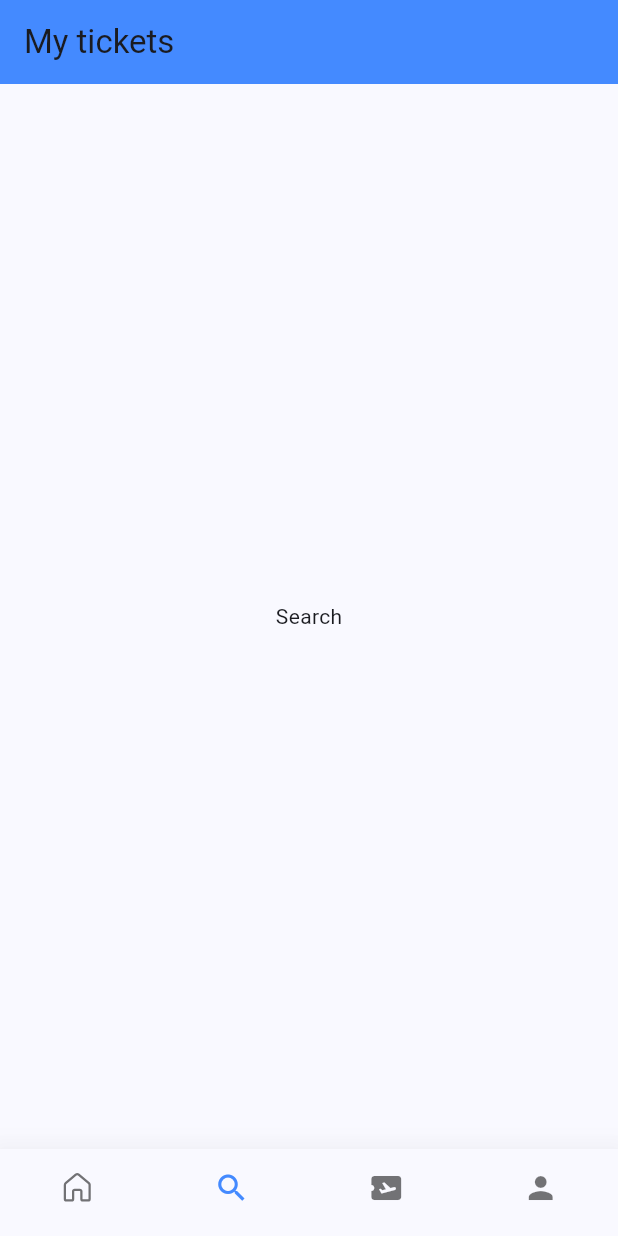
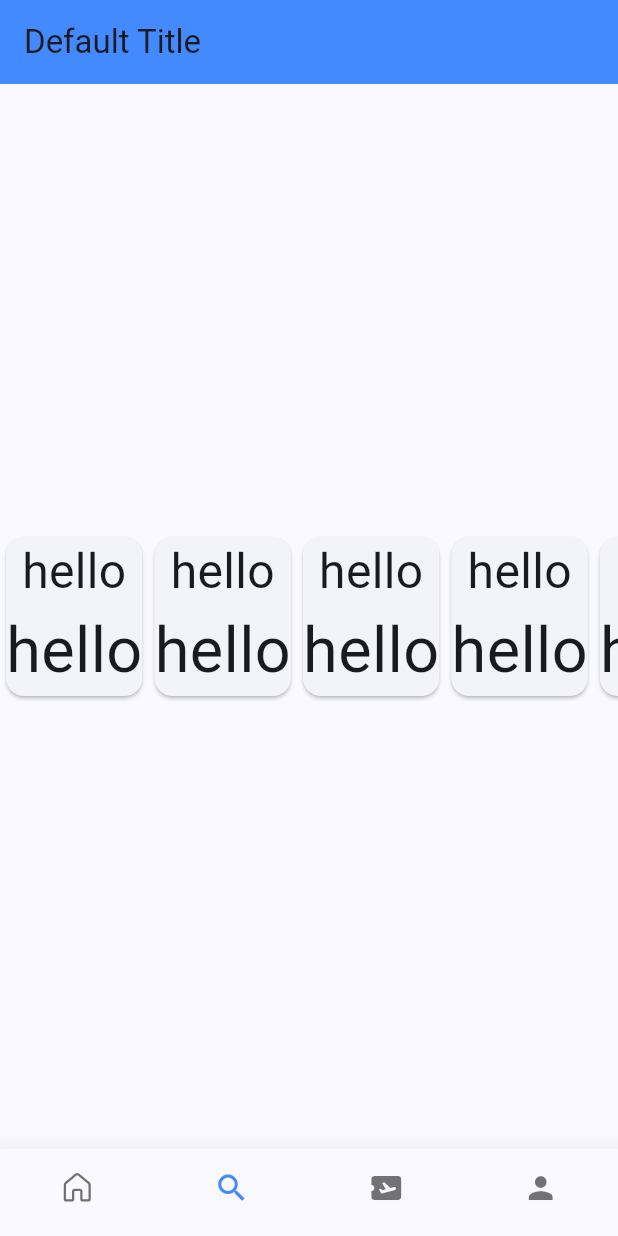
Before and after one commit to Clamber-L/flutter-book-tickets, a Flutter app: the screen it shows after launch, item 2 of the bottom bar chosen, on a phone screen of 412 x 824 dp. Run offline on Flutter 3.47's test engine with Material 3 defaults, Android fonts, the phone set to English and light mode, and no system bars; our stand-ins replace fluentui_icons.

Commit message:
feat:add new page

```diff
--- a/lib/screens/bottom_bar.dart
+++ b/lib/screens/bottom_bar.dart
@@ -1,20 +1,39 @@
+import 'package:book_tickets/screens/row_column_list_view.dart';
 import 'package:fluentui_icons/fluentui_icons.dart';
 import 'package:flutter/material.dart';
 
 class BottomBar extends StatefulWidget {
-  const BottomBar({super.key});
+  final String title;
+
+  const BottomBar({super.key, this.title = "Default Title"});
 
   @override
   State<BottomBar> createState() => _BottomBarState();
 }
 
 class _BottomBarState extends State<BottomBar> {
-
   int _selectedIndex = 0;
 
   static final List<Widget> _widgetOptions = <Widget>[
-    const Text("Home"),
-    const Text("Search"),
+    Center(
+      child: Ink(
+        decoration: BoxDecoration(
+          borderRadius: BorderRadius.all(Radius.circular(25.0)),
+          color: Colors.purple,
+        ),
+        child: InkWell(
+          onTap: () {},
+          borderRadius: BorderRadius.all(Radius.circular(25.0)),
+          child: Container(
+            width: 100,
+            height: 50,
+            alignment: Alignment.center,
+            child: Text("Tap me"),
+          ),
+        ),
+      ),
+    ),
+    RowColumnListView(),
     const Text("Tickets"),
     const Text("Profile"),
   ];
@@ -29,12 +48,10 @@ class _BottomBarState extends State<BottomBar> {
   Widget build(BuildContext context) {
     return Scaffold(
       appBar: AppBar(
-        title: Text("My tickets"),
+        title: Text(widget.title),
         backgroundColor: Colors.blueAccent,
       ),
-      body: Center(
-        child: _widgetOptions[_selectedIndex],
-      ),
+      body: Center(child: _widgetOptions[_selectedIndex]),
       bottomNavigationBar: BottomNavigationBar(
         onTap: _selectIndex,
         currentIndex: _selectedIndex,
@@ -43,17 +60,20 @@ class _BottomBarState extends State<BottomBar> {
         showSelectedLabels: false,
         showUnselectedLabels: false,
         selectedItemColor: const Color(0xFF526480),
-        selectedIconTheme: IconThemeData(
-          color: Colors.blueAccent
-        ),
-        items:[
-          BottomNavigationBarItem(icon: Icon(FluentSystemIcons.ic_fluent_home_regular),
-              activeIcon: Icon(FluentSystemIcons.ic_fluent_home_filled),
-              label: "Home"),
+        selectedIconTheme: IconThemeData(color: Colors.blueAccent),
+        items: [
+          BottomNavigationBarItem(
+            icon: Icon(FluentSystemIcons.ic_fluent_home_regular),
+            activeIcon: Icon(FluentSystemIcons.ic_fluent_home_filled),
+            label: "Home",
+          ),
           BottomNavigationBarItem(icon: Icon(Icons.search), label: "Search"),
-          BottomNavigationBarItem(icon: Icon(Icons.airplane_ticket), label: "Ticket"),
-          BottomNavigationBarItem(icon: Icon(Icons.person), label: "Profile")
-        ]
+          BottomNavigationBarItem(
+            icon: Icon(Icons.airplane_ticket),
+            label: "Ticket",
+          ),
+          BottomNavigationBarItem(icon: Icon(Icons.person), label: "Profile"),
+        ],
       ),
     );
   }
--- /dev/null
+++ b/lib/screens/row_column_list_view.dart
@@ -0,0 +1,44 @@
+import 'package:flutter/material.dart';
+
+class RowColumnListView extends StatelessWidget {
+  const RowColumnListView({super.key});
+
+  @override
+  Widget build(BuildContext context) {
+    return Center(
+      child: Column(
+        mainAxisAlignment: MainAxisAlignment.center,
+        children: [
+          Stack(
+            children: [
+              IgnorePointer(child: Opacity(opacity: 0.0, child: Item())),
+              SizedBox(width: double.infinity),
+              Positioned.fill(
+                child: ListView.builder(
+                  scrollDirection: Axis.horizontal,
+                  itemBuilder: (_, index) => Item(),
+                ),
+              ),
+            ],
+          ),
+        ],
+      ),
+    );
+  }
+}
+
+class Item extends StatelessWidget {
+  const Item({super.key});
+
+  @override
+  Widget build(BuildContext context) {
+    return Card(
+      child: Column(
+        children: [
+          Text("hello", style: TextStyle(fontSize: 32)),
+          Text("hello", style: TextStyle(fontSize: 42)),
+        ],
+      ),
+    );
+  }
+}
```
